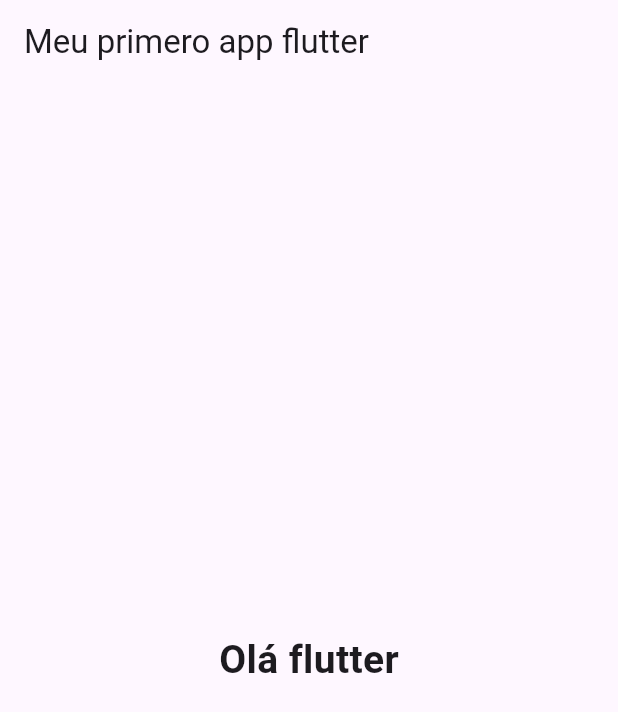
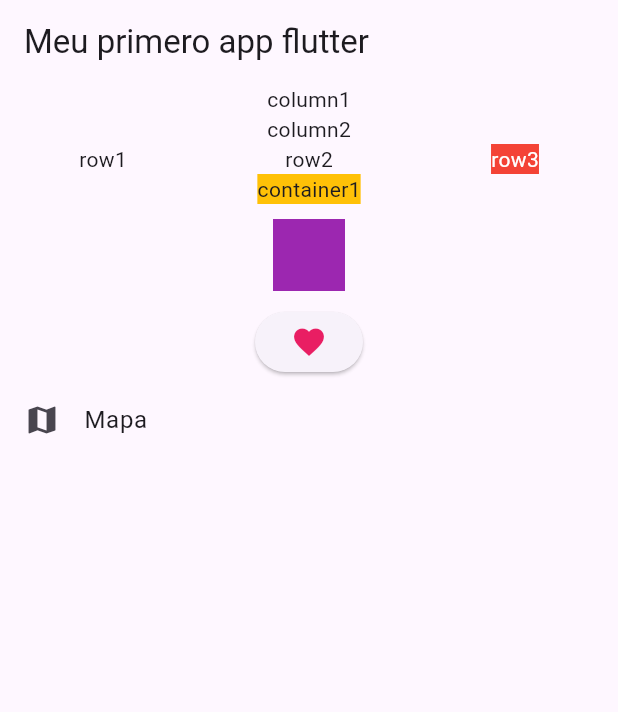
Before and after one commit to taynaramos/intro-dart, a Flutter app: the screen it shows after launch, on a phone screen of 412 x 824 dp. Shown: the top 712 px of the screen. Run offline on Flutter 3.47's test engine with Material 3 defaults, Android fonts, the phone set to English and light mode, and no system bars.

Commit message:
Testando widgets e estilização

```diff
--- a/packages/my_first_app_web/lib/main.dart
+++ b/packages/my_first_app_web/lib/main.dart
@@ -2,6 +2,10 @@ import 'package:flutter/material.dart';
 
 void main() {
   runApp(const MyApp());
+}
+
+void onPressed() {
+  print('onPressed');
 }
 
 class MyApp extends StatelessWidget {
@@ -13,7 +17,40 @@ class MyApp extends StatelessWidget {
       home: Scaffold(
         appBar: AppBar(title: Text("Meu primero app flutter")),
         body: Center(
-          child: Text("Olá flutter", style: TextStyle(fontSize: 26, fontWeight: FontWeight.w700)),
+          child: Column(
+            children: [
+              Text("column1"),
+              Text("column2"),
+              Row(
+                mainAxisAlignment: MainAxisAlignment.spaceAround,
+                children: [
+                  Text("row1"),
+                  Text("row2"),
+                  Container(
+                    color: Colors.red,
+                    child: Text("row3", style: TextStyle(color: Colors.white)),
+                  ),
+                ],
+              ),
+              Container(color: Colors.amber, child: Text("container1")),
+              Container(
+                color: Colors.purple,
+                width: 48.0,
+                height: 48.0,
+                margin: const EdgeInsets.all(10.0),
+              ),
+              ElevatedButton(
+                onPressed: onPressed,
+                child: Icon(
+                  Icons.favorite,
+                  color: Colors.pink,
+                  size: 24.0,
+                  semanticLabel: 'Text to announce in accessibility modes',
+                ),
+              ),
+              ListTile(leading: Icon(Icons.map), title: Text("Mapa", ),)
+            ],
+          ),
         ),
       ),
     );
```
